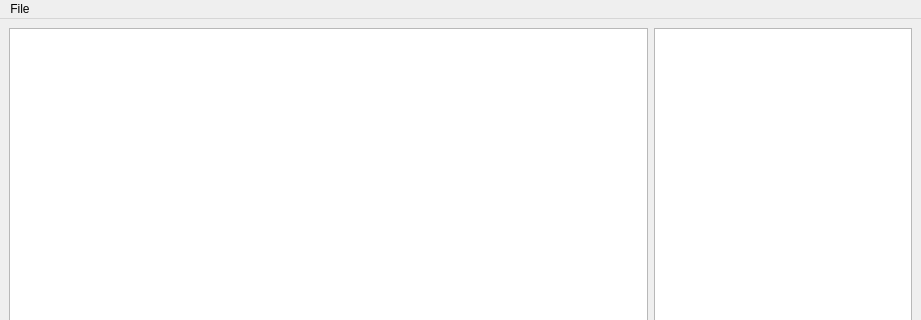
Above: modules/app/mainwindow.ui from smartsenselab/SSAT before the change; both pictures show x 0 to 921 and y 0 to 320 of the 921 by 595 pixel window. Below: the same form after it.
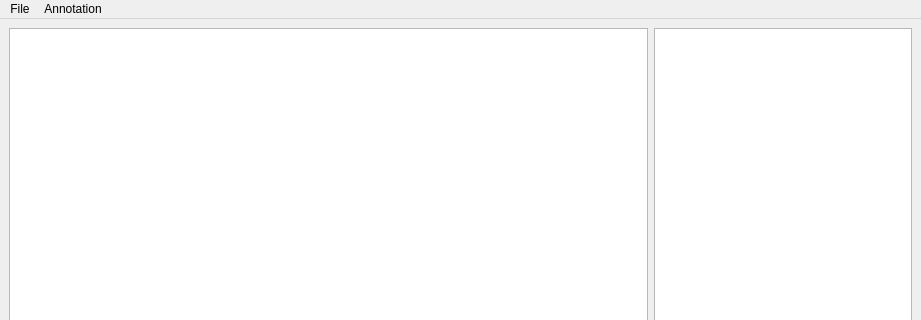
That is the form after the change. Custom widgets are drawn as their Qt base class.

What changed in the file:
```diff
--- a/modules/app/mainwindow.ui
+++ b/modules/app/mainwindow.ui
@@ -185,7 +185,15 @@
     </property>
     <addaction name="actionOpen"/>
    </widget>
+   <widget class="QMenu" name="menuAnnotation">
+    <property name="title">
+     <string>Annotation</string>
+    </property>
+    <addaction name="actionCategories"/>
+    <addaction name="actionLabels"/>
+   </widget>
    <addaction name="menuFile"/>
+   <addaction name="menuAnnotation"/>
   </widget>
   <action name="actionOpen">
    <property name="text">
```
Left out of the diff: 10 changed lines with no effect on the pictures.
